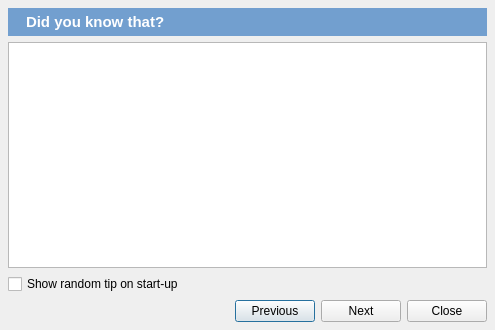
open-cogsci/OpenSesame, file resources/ui/tip_dialog.ui: the form before one commit.
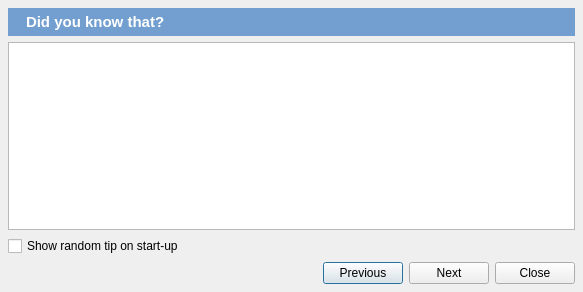
The form after the commit. Icons and pictures are not drawn.

```diff
--- a/resources/ui/tip_dialog.ui
+++ b/resources/ui/tip_dialog.ui
@@ -6,8 +6,8 @@
    <rect>
     <x>0</x>
     <y>0</y>
-    <width>495</width>
-    <height>330</height>
+    <width>583</width>
+    <height>292</height>
    </rect>
   </property>
   <property name="windowTitle">
```
Left out of the diff: 14 changed lines with no effect on the pictures.
